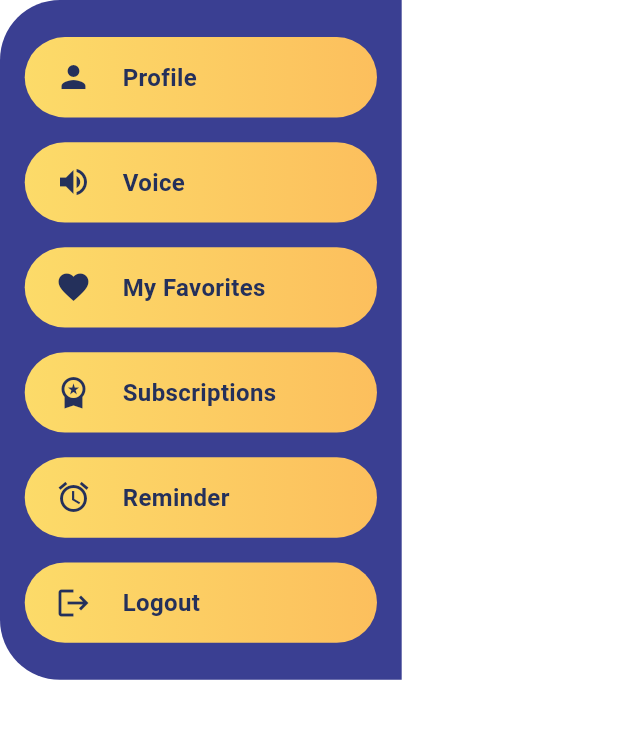
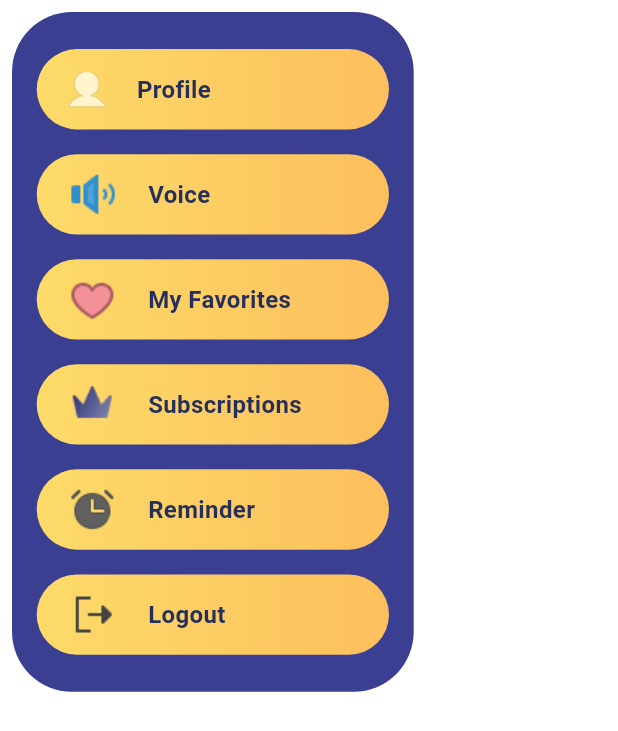
Before and after one commit to Vikranth1831/story_hug, a Flutter app: the MenuPanel widget shown alone on an empty page, opened directly, on a phone screen of 412 x 824 dp. Shown: the top 731 px of the screen. Run offline on Flutter 3.47's test engine with Material 3 defaults, Android fonts, the phone set to English and light mode, and no system bars; our stand-ins replace cached_network_image, connectivity_plus, dio, dotted_border, equatable, firebase_core and 11 more; accounts and stored records are empty; network calls fail; Roboto replaces fonts that are missing (segeo); project files that could hold a hidden picture were left out.

Commit message:
committed on 26/11/2025 at 2 .04 PM

```diff
--- a/lib/pages/Widgets/menuPannel.dart
+++ b/lib/pages/Widgets/menuPannel.dart
@@ -1,7 +1,11 @@
+import 'package:flutter/cupertino.dart';
 import 'package:flutter/material.dart';
+import 'package:get/get_core/src/get_main.dart';
+import 'package:get/get_navigation/src/extension_navigation.dart';
 import 'package:go_router/go_router.dart';
 
 import '../../utils/media_query_helper.dart';
+import '../profile.dart';
 
 class MenuPanel extends StatelessWidget {
   @override
@@ -9,7 +13,9 @@ class MenuPanel extends StatelessWidget {
     final h = SizeConfig.screenHeight;
     final w = SizeConfig.screenWidth;
 
-    return Container(
+    return Padding(
+      padding: const EdgeInsets.all(8.0),
+      child: Container(
         width: w * 0.65,
         padding: EdgeInsets.symmetric(vertical: h * 0.02),
         decoration: const BoxDecoration(
@@ -17,31 +23,34 @@ class MenuPanel extends StatelessWidget {
           borderRadius: BorderRadius.only(
             topLeft: Radius.circular(40),
             bottomLeft: Radius.circular(40),
+            bottomRight: Radius.circular(40),
+            topRight: Radius.circular(40),
           ),
         ),
 
         child: Column(
           mainAxisSize: MainAxisSize.min,
           children: [
-          _menuItem(Icons.person, "Profile", context),
-          _menuItem(Icons.volume_up, "Voice", context),
-          _menuItem(Icons.favorite, "My Favorites", context),
-          _menuItem(Icons.workspace_premium, "Subscriptions", context),
-          _menuItem(Icons.alarm, "Reminder", context),
-          _menuItem(Icons.logout, "Logout", context),
+            _menuItem("Vector (1).png", "Profile", context),
+            _menuItem("SpeakerHigh.png", "Voice", context),
+            _menuItem("Heart.png", "My Favorites", context),
+            _menuItem("CrownSimple.png", "Subscriptions", context),
+            _menuItem("Alarm.png", "Reminder", context),
+            _menuItem("SignOut.png", "Logout", context),
           ],
+        ),
       ),
     );
   }
 
-  Widget _menuItem(IconData icon, String title, BuildContext context) {
+  Widget _menuItem(String path, String title, BuildContext context) {
     final h = SizeConfig.screenHeight;
     final w = SizeConfig.screenWidth;
 
     return InkWell(
       onTap: () {
         if (title == 'Profile') {
-          context.push('/profile_screen');
+          Get.to(()=>ProfileScreen());
         } else if (title == 'Voice') {
           context.push('/recording_voice');
         } else if (title == 'My Favorites') {
@@ -66,7 +75,8 @@ class MenuPanel extends StatelessWidget {
           child: Row(
             children: [
               SizedBox(width: w * 0.05),
-              Icon(icon, color: const Color(0xFF24305B)),
+              Image.asset('assets/images/${path}',height:(title=='Profile')?
+              h * 0.03 : h * 0.04),
               SizedBox(width: w * 0.05),
               Text(
                 title,
```
Also changed, not shown: lib/pages/Section1/Home.dart (+10 -10 lines), lib/pages/Section1/SubCategory.dart (+4 -4 lines). Lines whose indentation alone changed are shown as unchanged.
